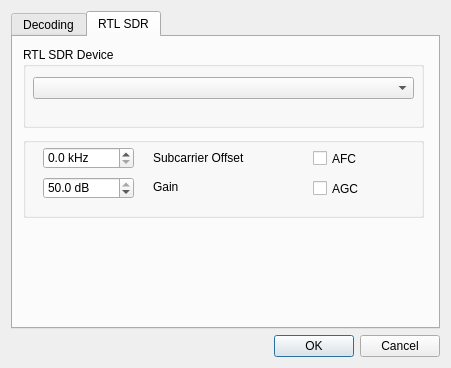
jontio/JDSCA, file JDSCA/gui_classes/settingsdialog.ui: the form before one commit.
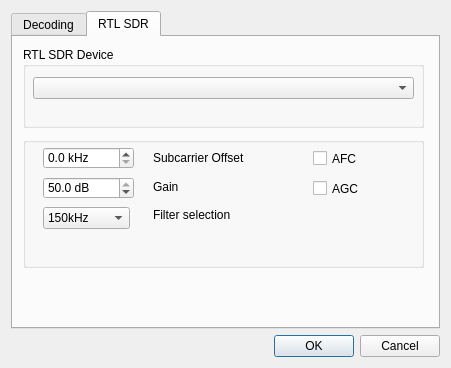
The form after the commit. The open tabs and pages were chosen to show the change.

Commit message: Added FM filter selection and improved the atan2 approximation

Diff of the .ui file:
```diff
--- a/JDSCA/gui_classes/settingsdialog.ui
+++ b/JDSCA/gui_classes/settingsdialog.ui
@@ -186,7 +186,7 @@
          <x>10</x>
          <y>100</y>
          <width>401</width>
-         <height>81</height>
+         <height>131</height>
         </rect>
        </property>
        <property name="title">
@@ -294,6 +294,52 @@
          <double>0.000000000000000</double>
         </property>
        </widget>
+       <widget class="QComboBox" name="comboBox_rtl_filter_selection">
+        <property name="geometry">
+         <rect>
+          <x>20</x>
+          <y>70</y>
+          <width>87</width>
+          <height>22</height>
+         </rect>
+        </property>
+        <property name="currentIndex">
+         <number>2</number>
+        </property>
+        <item>
+         <property name="text">
+          <string>100kHz</string>
+         </property>
+        </item>
+        <item>
+         <property name="text">
+          <string>120kHz</string>
+         </property>
+        </item>
+        <item>
+         <property name="text">
+          <string>150kHz</string>
+         </property>
+        </item>
+        <item>
+         <property name="text">
+          <string>200kHz</string>
+         </property>
+        </item>
+       </widget>
+       <widget class="QLabel" name="label_4">
+        <property name="geometry">
+         <rect>
+          <x>130</x>
+          <y>70</y>
+          <width>181</width>
+          <height>16</height>
+         </rect>
+        </property>
+        <property name="text">
+         <string>Filter selection</string>
+        </property>
+       </widget>
       </widget>
      </widget>
     </widget>
```
The commit also changes 7 other files.
